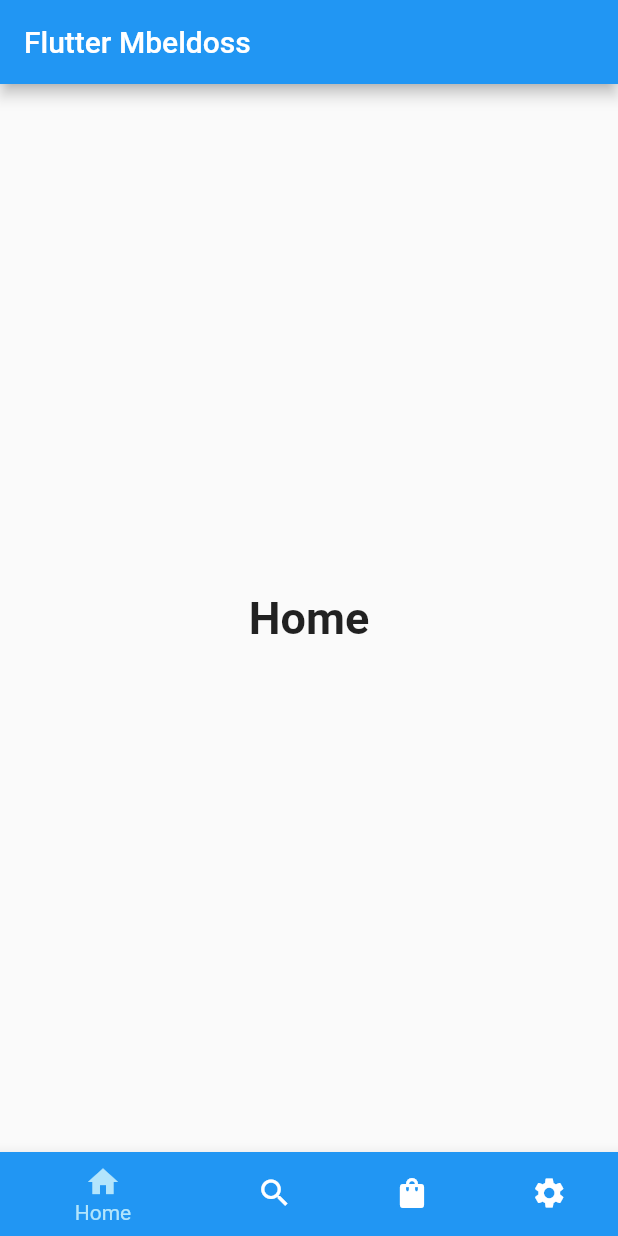
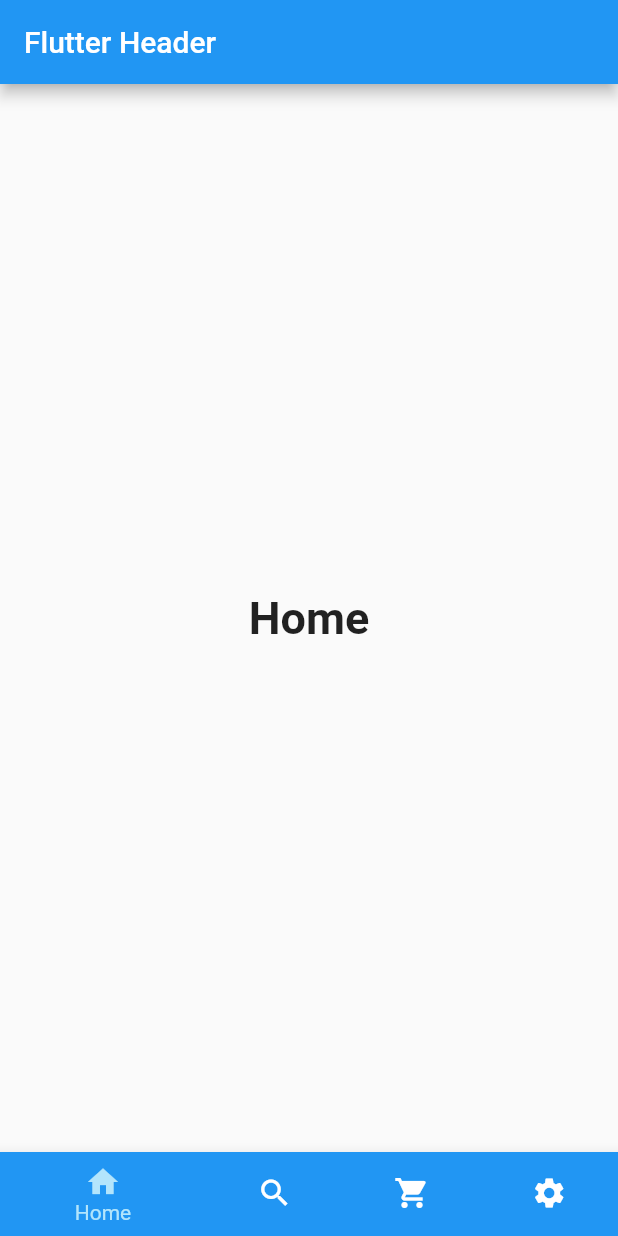
Before and after one commit to wildanfadh/belajar_flutter, a Flutter app: the screen it shows after launch, on a phone screen of 412 x 824 dp. Run offline on Flutter 3.47's test engine with Material 2 defaults, Android fonts, the phone set to English and light mode, and no system bars.

Commit message:
update okeh

```diff
--- a/lib/screen/home.dart
+++ b/lib/screen/home.dart
@@ -56,7 +56,7 @@ class _MyStatefulWidgetState extends State<MyStatefulWidget> {
   Widget build(BuildContext context) {
     return Scaffold(
       appBar: AppBar(
-        title: const Text('Flutter Mbeldoss'),
+        title: const Text('Flutter Header'),
       ),
       body: Center(
         child: _widgetOptions.elementAt(_selectedIndex),
@@ -75,7 +75,7 @@ class _MyStatefulWidgetState extends State<MyStatefulWidget> {
             backgroundColor: Colors.blue,
           ),
           BottomNavigationBarItem(
-            icon: Icon(Icons.shopping_bag),
+            icon: Icon(Icons.shopping_cart),
             label: 'Cart',
             backgroundColor: Colors.blue,
           ),
```
